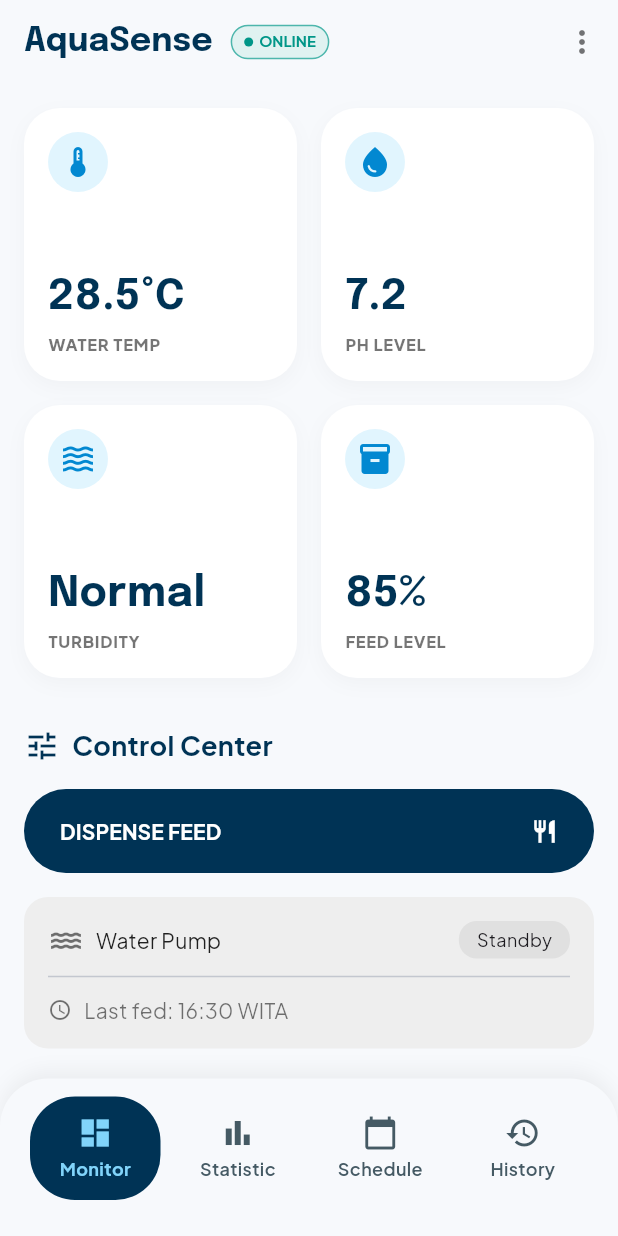
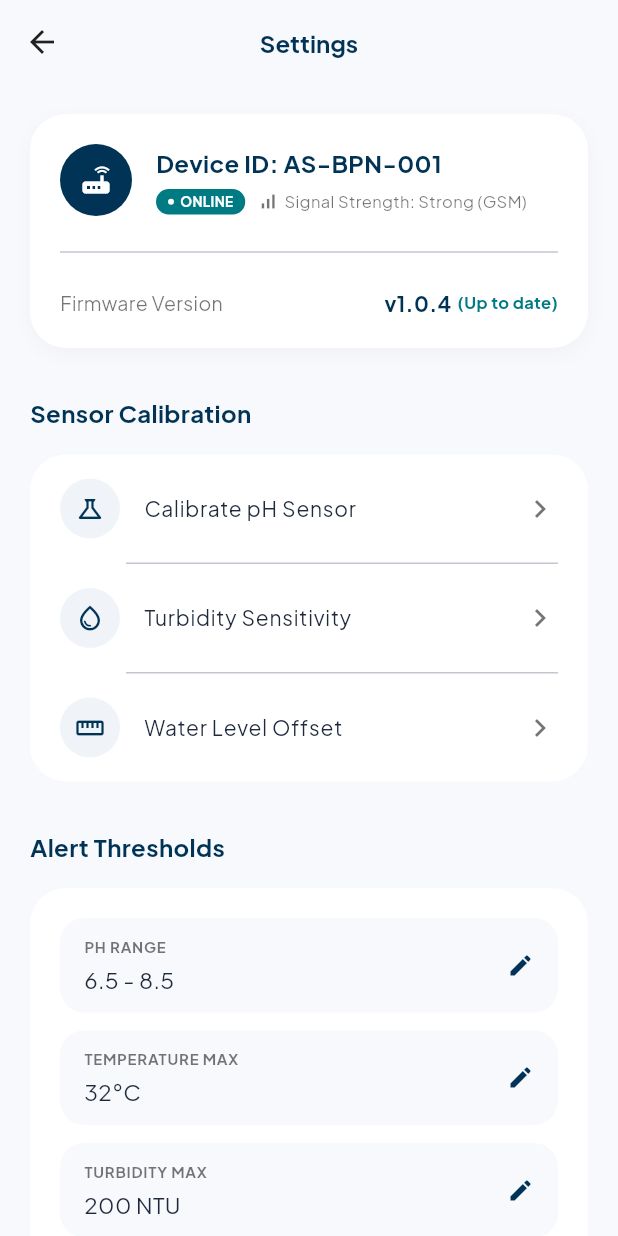
Before and after one commit to nifnip22/AquaSense, a Flutter app: the screen it shows after launch, after a tap on the "more vert" icon, on a phone screen of 412 x 824 dp. Run offline on Flutter 3.47's test engine with Material 3 defaults, Android fonts, the phone set to English and light mode, and no system bars; our stand-ins replace fl_chart, google_fonts.

Commit message:
feat: implement settings screen UI and shared secondary app bar

```diff
--- a/aquasense_frontend/lib/features/history/screens/alert_detail_screen.dart
+++ b/aquasense_frontend/lib/features/history/screens/alert_detail_screen.dart
@@ -3,6 +3,7 @@ import 'package:google_fonts/google_fonts.dart';
 import '../widgets/alert_ph_gauge_card.dart';
 import '../widgets/alert_explanation_card.dart';
 import '../widgets/alert_actions_card.dart';
+import '../../../shared/widgets/secondary_app_bar.dart';
 
 class AlertDetailScreen extends StatelessWidget {
   const AlertDetailScreen({super.key});
@@ -11,28 +12,15 @@ class AlertDetailScreen extends StatelessWidget {
   Widget build(BuildContext context) {
     return Scaffold(
       backgroundColor: const Color(0xFFF7F9FC),
-      appBar: AppBar(
-        backgroundColor: Colors.transparent,
-        elevation: 0,
-        leading: IconButton(
-          icon: const Icon(Icons.arrow_back, color: Colors.black87),
-          onPressed: () => Navigator.pop(context),
-        ),
-        centerTitle: true,
-        title: Row(
-          mainAxisSize: MainAxisSize.min,
-          children: [
-            Text('Alert Detail', style: GoogleFonts.plusJakartaSans(fontSize: 16, fontWeight: FontWeight.bold, color: const Color(0xFF003355))),
-            const SizedBox(width: 8),
-            Container(
+      appBar: SecondaryAppBar(
+        title: 'Alert Detail',
+        customBadge: Container(
           padding: const EdgeInsets.symmetric(horizontal: 8, vertical: 4),
           decoration: BoxDecoration(
             color: const Color(0xFFC62828),
             borderRadius: BorderRadius.circular(12),
           ),
           child: Text('CRITICAL', style: GoogleFonts.plusJakartaSans(fontSize: 10, fontWeight: FontWeight.bold, color: Colors.white)),
-            ),
-          ],
         ),
       ),
       body: SingleChildScrollView(
--- /dev/null
+++ b/aquasense_frontend/lib/features/settings/screens/settings_screen.dart
@@ -0,0 +1,68 @@
+import 'package:flutter/material.dart';
+import 'package:google_fonts/google_fonts.dart';
+import '../../../shared/widgets/secondary_app_bar.dart';
+import '../widgets/device_info_card.dart';
+import '../widgets/calibration_section.dart';
+import '../widgets/thresholds_section.dart';
+
+class SettingsScreen extends StatelessWidget {
+  const SettingsScreen({super.key});
+
+  @override
+  Widget build(BuildContext context) {
+    return Scaffold(
+      backgroundColor: const Color(0xFFF7F9FC),
+      appBar: const SecondaryAppBar(title: 'Settings'),
+      body: SingleChildScrollView(
+        padding: const EdgeInsets.all(20.0),
+        child: Column(
+          children: [
+            const DeviceInfoCard(),
+            const SizedBox(height: 32),
+            const CalibrationSection(),
+            const SizedBox(height: 32),
+            const ThresholdsSection(),
+            const SizedBox(height: 40),
+
+            // Action Buttons
+            SizedBox(
+              width: double.infinity,
+              height: 56,
+              child: OutlinedButton.icon(
+                style: OutlinedButton.styleFrom(
+                  side: const BorderSide(color: Color(0xFF007B83), width: 1.5),
+                  shape: RoundedRectangleBorder(borderRadius: BorderRadius.circular(28)),
+                ),
+                onPressed: () {},
+                icon: const Icon(Icons.restart_alt, color: Color(0xFF007B83)),
+                label: const Text('Restart ESP32 Device', style: TextStyle(fontSize: 16, fontWeight: FontWeight.bold, color: Color(0xFF007B83))),
+              ),
+            ),
+            const SizedBox(height: 16),
+            TextButton.icon(
+              onPressed: () {},
+              icon: const Icon(Icons.warning_amber_rounded, color: Color(0xFFC62828), size: 20),
+              label: Text('Factory Reset', style: GoogleFonts.plusJakartaSans(fontSize: 16, fontWeight: FontWeight.bold, color: const Color(0xFFC62828))),
+            ),
+            const SizedBox(height: 48),
+
+            // Footer / Team Management
+            const Icon(Icons.group_outlined, color: Colors.black45, size: 24),
+            const SizedBox(height: 8),
+            Text(
+              'TEAM MANAGEMENT (KELOMPOK 1)',
+              style: GoogleFonts.plusJakartaSans(fontSize: 10, fontWeight: FontWeight.bold, color: Colors.black45, letterSpacing: 1.0),
+            ),
+            const SizedBox(height: 4),
+            Text(
+              'System Administrators:\nRengga, Fachrel, Hanif, Ilham',
+              textAlign: TextAlign.center,
+              style: GoogleFonts.plusJakartaSans(fontSize: 12, color: Colors.black45, height: 1.5),
+            ),
+            const SizedBox(height: 32),
+          ],
+        ),
+      ),
+    );
+  }
+}
--- /dev/null
+++ b/aquasense_frontend/lib/features/settings/widgets/calibration_section.dart
@@ -0,0 +1,43 @@
+import 'package:flutter/material.dart';
+import 'package:google_fonts/google_fonts.dart';
+
+class CalibrationSection extends StatelessWidget {
+  const CalibrationSection({super.key});
+
+  @override
+  Widget build(BuildContext context) {
+    return Column(
+      crossAxisAlignment: CrossAxisAlignment.start,
+      children: [
+        Text('Sensor Calibration', style: GoogleFonts.plusJakartaSans(fontSize: 16, fontWeight: FontWeight.bold, color: const Color(0xFF003355))),
+        const SizedBox(height: 16),
+        Container(
+          decoration: BoxDecoration(color: Colors.white, borderRadius: BorderRadius.circular(24)),
+          child: Column(
+            children: [
+              _buildTile(icon: Icons.science_outlined, title: 'Calibrate pH Sensor'),
+              const Divider(height: 1, indent: 64, endIndent: 20),
+              _buildTile(icon: Icons.water_drop_outlined, title: 'Turbidity Sensitivity'),
+              const Divider(height: 1, indent: 64, endIndent: 20),
+              _buildTile(icon: Icons.straighten, title: 'Water Level Offset'),
+            ],
+          ),
+        ),
+      ],
+    );
+  }
+
+  Widget _buildTile({required IconData icon, required String title}) {
+    return ListTile(
+      contentPadding: const EdgeInsets.symmetric(horizontal: 20, vertical: 8),
+      leading: Container(
+        padding: const EdgeInsets.all(10),
+        decoration: const BoxDecoration(color: Color(0xFFF0F4F8), shape: BoxShape.circle),
+        child: Icon(icon, color: const Color(0xFF003355), size: 20),
+      ),
+      title: Text(title, style: GoogleFonts.plusJakartaSans(fontSize: 14, color: const Color(0xFF1E293B))),
+      trailing: const Icon(Icons.chevron_right, color: Colors.black54),
+      onTap: () {},
+    );
+  }
+}
--- /dev/null
+++ b/aquasense_frontend/lib/features/settings/widgets/device_info_card.dart
@@ -0,0 +1,74 @@
+import 'package:flutter/material.dart';
+import 'package:google_fonts/google_fonts.dart';
+
+class DeviceInfoCard extends StatelessWidget {
+  const DeviceInfoCard({super.key});
+
+  @override
+  Widget build(BuildContext context) {
+    return Container(
+      padding: const EdgeInsets.all(20),
+      decoration: BoxDecoration(
+        color: Colors.white,
+        borderRadius: BorderRadius.circular(24),
+        boxShadow: [BoxShadow(color: Colors.black.withValues(alpha: 0.03), blurRadius: 10, offset: const Offset(0, 4))],
+      ),
+      child: Column(
+        children: [
+          Row(
+            children: [
+              Container(
+                padding: const EdgeInsets.all(12),
+                decoration: const BoxDecoration(color: Color(0xFF003355), shape: BoxShape.circle),
+                child: const Icon(Icons.router, color: Colors.white, size: 24),
+              ),
+              const SizedBox(width: 16),
+              Expanded(
+                child: Column(
+                  crossAxisAlignment: CrossAxisAlignment.start,
+                  children: [
+                    Text('Device ID: AS-BPN-001', style: GoogleFonts.plusJakartaSans(fontSize: 16, fontWeight: FontWeight.bold, color: const Color(0xFF003355))),
+                    const SizedBox(height: 6),
+                    Row(
+                      children: [
+                        Container(
+                          padding: const EdgeInsets.symmetric(horizontal: 8, vertical: 2),
+                          decoration: BoxDecoration(color: const Color(0xFF007B83), borderRadius: BorderRadius.circular(12)),
+                          child: Row(
+                            children: [
+                              Container(width: 4, height: 4, decoration: const BoxDecoration(color: Colors.white, shape: BoxShape.circle)),
+                              const SizedBox(width: 4),
+                              Text('ONLINE', style: GoogleFonts.plusJakartaSans(fontSize: 9, fontWeight: FontWeight.bold, color: Colors.white)),
+                            ],
+                          ),
+                        ),
+                        const SizedBox(width: 8),
+                        const Icon(Icons.signal_cellular_alt, size: 14, color: Colors.black54),
+                        const SizedBox(width: 4),
+                        Text('Signal Strength: Strong (GSM)', style: GoogleFonts.plusJakartaSans(fontSize: 11, color: Colors.black54)),
+                      ],
+                    ),
+                  ],
+                ),
+              ),
+            ],
+          ),
+          const Padding(padding: EdgeInsets.symmetric(vertical: 16), child: Divider()),
+          Row(
+            mainAxisAlignment: MainAxisAlignment.spaceBetween,
+            children: [
+              Text('Firmware Version', style: GoogleFonts.plusJakartaSans(fontSize: 13, color: Colors.black54)),
+              Row(
+                children: [
+                  Text('v1.0.4', style: GoogleFonts.plusJakartaSans(fontSize: 14, fontWeight: FontWeight.bold, color: const Color(0xFF003355))),
+                  const SizedBox(width: 4),
+                  Text('(Up to date)', style: GoogleFonts.plusJakartaSans(fontSize: 11, fontWeight: FontWeight.bold, color: const Color(0xFF007B83))),
+                ],
+              ),
+            ],
+          ),
+        ],
+      ),
+    );
+  }
+}
--- /dev/null
+++ b/aquasense_frontend/lib/features/settings/widgets/thresholds_section.dart
@@ -0,0 +1,51 @@
+import 'package:flutter/material.dart';
+import 'package:google_fonts/google_fonts.dart';
+
+class ThresholdsSection extends StatelessWidget {
+  const ThresholdsSection({super.key});
+
+  @override
+  Widget build(BuildContext context) {
+    return Column(
+      crossAxisAlignment: CrossAxisAlignment.start,
+      children: [
+        Text('Alert Thresholds', style: GoogleFonts.plusJakartaSans(fontSize: 16, fontWeight: FontWeight.bold, color: const Color(0xFF003355))),
+        const SizedBox(height: 16),
+        Container(
+          padding: const EdgeInsets.all(20),
+          decoration: BoxDecoration(color: Colors.white, borderRadius: BorderRadius.circular(24)),
+          child: Column(
+            children: [
+              _buildInputField(label: 'PH RANGE', value: '6.5 - 8.5'),
+              const SizedBox(height: 12),
+              _buildInputField(label: 'TEMPERATURE MAX', value: '32°C'),
+              const SizedBox(height: 12),
+              _buildInputField(label: 'TURBIDITY MAX', value: '200 NTU'),
+            ],
+          ),
+        ),
+      ],
+    );
+  }
+
+  Widget _buildInputField({required String label, required String value}) {
+    return Container(
+      padding: const EdgeInsets.symmetric(horizontal: 16, vertical: 12),
+      decoration: BoxDecoration(color: const Color(0xFFF7F9FC), borderRadius: BorderRadius.circular(16)),
+      child: Row(
+        mainAxisAlignment: MainAxisAlignment.spaceBetween,
+        children: [
+          Column(
+            crossAxisAlignment: CrossAxisAlignment.start,
+            children: [
+              Text(label, style: GoogleFonts.plusJakartaSans(fontSize: 10, fontWeight: FontWeight.bold, color: Colors.black54, letterSpacing: 0.5)),
+              const SizedBox(height: 4),
+              Text(value, style: GoogleFonts.plusJakartaSans(fontSize: 15, color: const Color(0xFF1E293B))),
+            ],
+          ),
+          const Icon(Icons.edit, color: Color(0xFF003355), size: 18),
+        ],
+      ),
+    );
+  }
+}
--- a/aquasense_frontend/lib/shared/widgets/custom_app_bar.dart
+++ b/aquasense_frontend/lib/shared/widgets/custom_app_bar.dart
@@ -1,5 +1,6 @@
 import 'package:flutter/material.dart';
 import 'package:google_fonts/google_fonts.dart';
+import '../../features/settings/screens/settings_screen.dart';
 
 class CustomAppBar extends StatelessWidget implements PreferredSizeWidget {
   // For additional customization in the future
@@ -56,7 +57,10 @@ class CustomAppBar extends StatelessWidget implements PreferredSizeWidget {
         IconButton(
           icon: const Icon(Icons.more_vert, color: Colors.black54),
           onPressed: () {
-
+            Navigator.push(
+              context,
+              MaterialPageRoute(builder: (context) => const SettingsScreen()),
+            );
           },
         )
       ],
--- /dev/null
+++ b/aquasense_frontend/lib/shared/widgets/secondary_app_bar.dart
@@ -0,0 +1,42 @@
+import 'package:flutter/material.dart';
+import 'package:google_fonts/google_fonts.dart';
+
+class SecondaryAppBar extends StatelessWidget implements PreferredSizeWidget {
+  final String title;
+  final Widget? customBadge;
+
+  const SecondaryAppBar({super.key, required this.title, this.customBadge});
+
+  @override
+  Widget build(BuildContext context) {
+    return AppBar(
+      backgroundColor: Colors.transparent,
+      elevation: 0,
+      leading: IconButton(
+        icon: const Icon(Icons.arrow_back, color: Colors.black87),
+        onPressed: () => Navigator.pop(context),
+      ),
+      centerTitle: true,
+      title: Row(
+        mainAxisSize: MainAxisSize.min,
+        children: [
+          Text(
+            title,
+            style: GoogleFonts.plusJakartaSans(
+              fontSize: 16,
+              fontWeight: FontWeight.bold,
+              color: const Color(0xFF003355),
+            ),
+          ),
+          if (customBadge != null) ...[
+            const SizedBox(width: 8),
+            customBadge!,
+          ],
+        ],
+      ),
+    );
+  }
+
+  @override
+  Size get preferredSize => const Size.fromHeight(kToolbarHeight);
+}
```
Lines whose indentation alone changed are shown as unchanged.
